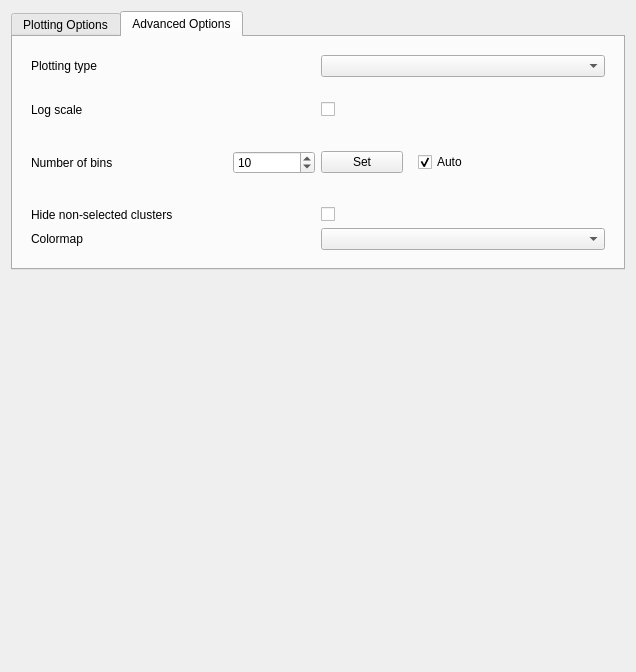
Old version of the form src/napari_clusters_plotter/plotter_inputs.ui in the repository BiAPoL/napari-clusters-plotter.
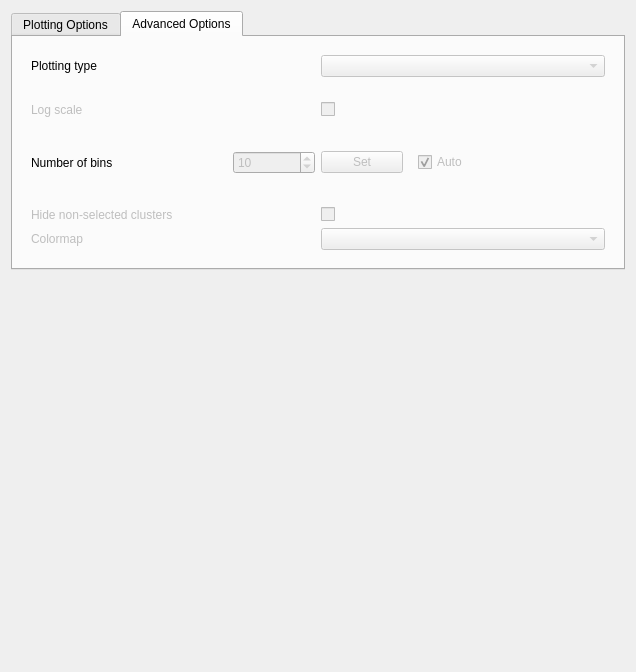
New version of the form. The open tabs and pages were chosen to show the change.

Commit message: gray out unsupported UI elements

```diff
--- a/src/napari_clusters_plotter/plotter_inputs.ui
+++ b/src/napari_clusters_plotter/plotter_inputs.ui
@@ -79,6 +79,9 @@
       <layout class="QGridLayout" name="gridLayout_3">
        <item row="5" column="0" colspan="4">
         <widget class="QWidget" name="additional_options_container" native="true">
+         <property name="enabled">
+          <bool>false</bool>
+         </property>
          <layout class="QGridLayout" name="gridLayout_5">
           <item row="0" column="0">
            <widget class="QLabel" name="label_7">
@@ -109,6 +112,9 @@
        </item>
        <item row="2" column="0" colspan="4">
         <widget class="QWidget" name="log_scale_container" native="true">
+         <property name="enabled">
+          <bool>false</bool>
+         </property>
          <layout class="QHBoxLayout" name="horizontalLayout_2">
           <item>
            <widget class="QLabel" name="log_label">
@@ -132,6 +138,9 @@
          <layout class="QGridLayout" name="gridLayout_4">
           <item row="1" column="2">
            <widget class="QCheckBox" name="auto_bins_checkbox">
+            <property name="enabled">
+             <bool>false</bool>
+            </property>
             <property name="text">
              <string>Auto</string>
             </property>
@@ -156,7 +165,7 @@
              <item>
               <widget class="QSpinBox" name="n_bins_box">
                <property name="enabled">
-                <bool>true</bool>
+                <bool>false</bool>
                </property>
                <property name="minimum">
                 <number>1</number>
@@ -171,6 +180,9 @@
              </item>
              <item>
               <widget class="QPushButton" name="set_bins_button">
+               <property name="enabled">
+                <bool>false</bool>
+               </property>
                <property name="text">
                 <string>Set</string>
                </property>
@@ -193,7 +205,11 @@
            </widget>
           </item>
           <item row="0" column="1">
-           <widget class="QComboBox" name="plot_type_box"/>
+           <widget class="QComboBox" name="plot_type_box">
+            <property name="enabled">
+             <bool>false</bool>
+            </property>
+           </widget>
           </item>
          </layout>
         </widget>
```
Left out of the diff: 8 changed lines with no effect on the pictures.
